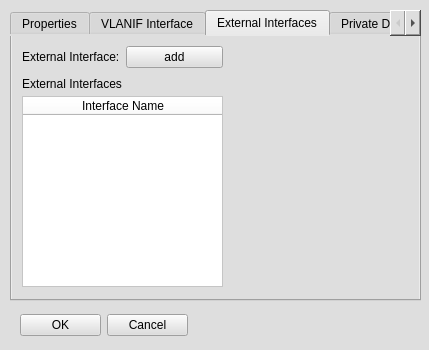
Qt form netflux5g-editor/src/gui/ui/Host_properties.ui (adaptivenetworklab/NetFlux5G) before a commit.
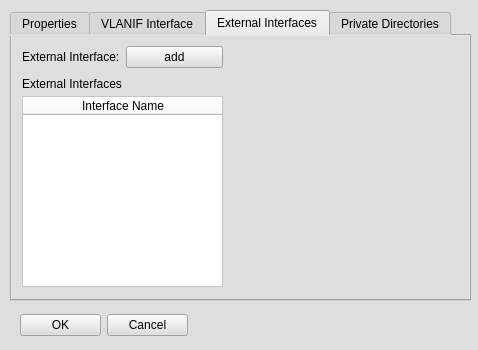
The same form after that commit. The open tabs and pages were chosen to show the change.

Patch:
```diff
--- a/netflux5g-editor/src/gui/ui/Host_properties.ui
+++ b/netflux5g-editor/src/gui/ui/Host_properties.ui
@@ -6,7 +6,7 @@
    <rect>
     <x>0</x>
     <y>0</y>
-    <width>429</width>
+    <width>478</width>
     <height>350</height>
    </rect>
   </property>
@@ -48,7 +48,7 @@
      <rect>
       <x>10</x>
       <y>10</y>
-      <width>411</width>
+      <width>461</width>
       <height>291</height>
      </rect>
     </property>
@@ -309,7 +309,7 @@
         <x>10</x>
         <y>10</y>
         <width>201</width>
-        <height>25</height>
+        <height>27</height>
        </rect>
       </property>
       <layout class="QFormLayout" name="formLayout_2">
```
